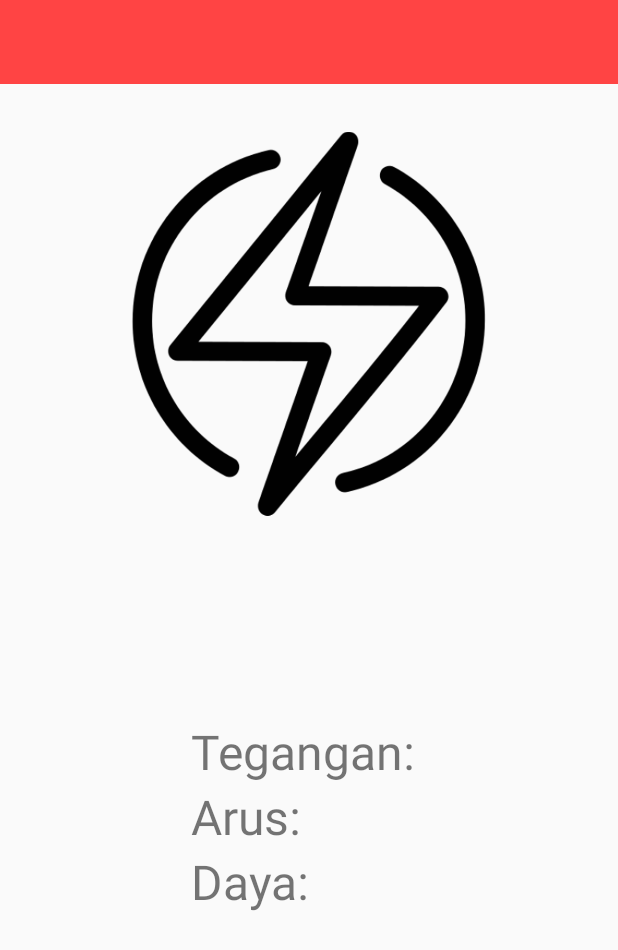
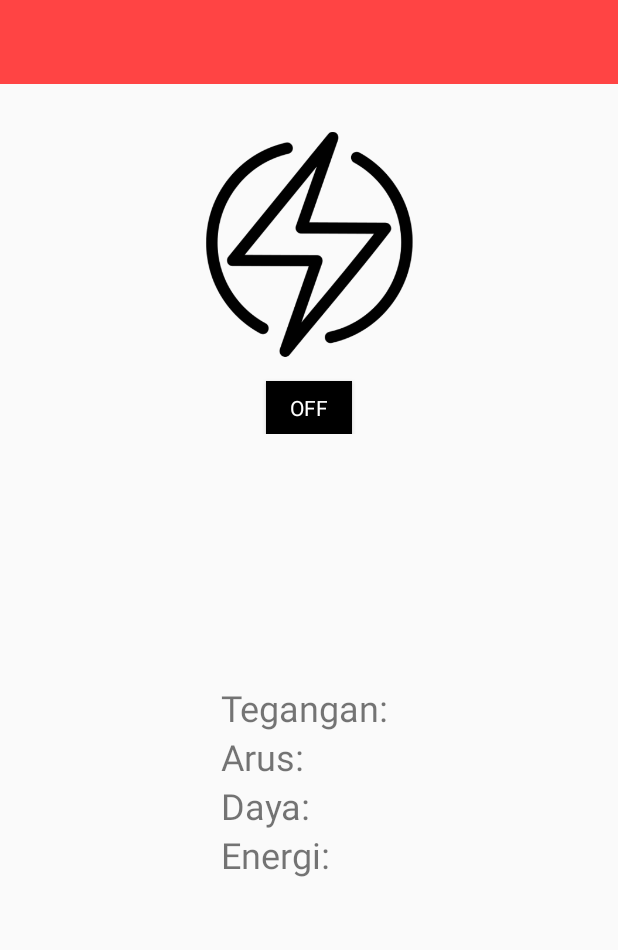
Before and after one commit to if-alan/Mqtt-Android, an Android app: the layout fragment_energy.xml on its own in the app's theme, with its tools: preview values and no code run, on a phone screen of 412 x 824 dp. Shown: the top 950 px of the screen. Run offline under Robolectric (Android 15) with nearby library versions, the phone set to English and light mode, and no system bars.

Commit message:
set on/off view on energy page | add energy data on energy page | change package name | change title every page | [bugfix] back button on report page

```diff
--- a/app/build.gradle
+++ b/app/build.gradle
@@ -3,7 +3,7 @@ apply plugin: 'com.android.application'
 android {
     compileSdkVersion 26
     defaultConfig {
-        applicationId "com.nurif.skripsi.lita"
+        applicationId "com.monitoring.kendali.listrik"
         minSdkVersion 21
         targetSdkVersion 26
         versionCode 1
--- a/app/src/main/AndroidManifest.xml
+++ b/app/src/main/AndroidManifest.xml
@@ -1,6 +1,6 @@
 <?xml version="1.0" encoding="utf-8"?>
 <manifest xmlns:android="http://schemas.android.com/apk/res/android"
-    package="com.nurif.skripsi.lita">
+    package="com.monitoring.kendali.listrik">
 
     <uses-permission android:name="android.permission.INTERNET" />
     <uses-permission android:name="android.permission.WAKE_LOCK" />
@@ -15,7 +15,7 @@
         android:supportsRtl="true"
         android:theme="@style/AppTheme">
         <activity
-            android:name=".MainActivity"
+            android:name="com.monitoring.kendali.listrik.MainActivity"
             android:screenOrientation="portrait">
             <intent-filter>
                 <action android:name="android.intent.action.MAIN" />
@@ -26,7 +26,7 @@
 
         <service android:name="org.eclipse.paho.android.service.MqttService" />
         <service
-            android:name=".mqtt.MqttMessageService"
+            android:name="com.monitoring.kendali.listrik.mqtt.MqttMessageService"
             android:enabled="true"
             android:exported="false" />
     </application>
--- a/app/src/main/java/com/nurif/skripsi/lita/MainActivity.java
+++ b/app/src/main/java/com/monitoring/kendali/listrik/MainActivity.java
@@ -1,4 +1,4 @@
-package com.nurif.skripsi.lita;
+package com.monitoring.kendali.listrik;
 
 import android.app.AlertDialog;
 import android.content.DialogInterface;
@@ -7,8 +7,8 @@ import android.support.v4.app.Fragment;
 import android.support.v4.app.FragmentTransaction;
 import android.support.v7.app.AppCompatActivity;
 
-import com.nurif.skripsi.lita.fragment.HomeFragment;
-import com.nurif.skripsi.lita.mqtt.PahoMqttClient;
+import com.monitoring.kendali.listrik.fragment.HomeFragment;
+import com.monitoring.kendali.listrik.mqtt.PahoMqttClient;
 
 import org.eclipse.paho.android.service.MqttAndroidClient;
 import org.eclipse.paho.client.mqttv3.MqttException;
--- a/app/src/main/java/com/nurif/skripsi/lita/adapter/PowerAdapter.java
+++ b/app/src/main/java/com/monitoring/kendali/listrik/adapter/PowerAdapter.java
@@ -1,4 +1,4 @@
-package com.nurif.skripsi.lita.adapter;
+package com.monitoring.kendali.listrik.adapter;
 
 import android.support.v7.widget.RecyclerView;
 import android.view.LayoutInflater;
@@ -7,7 +7,7 @@ import android.view.ViewGroup;
 import android.widget.Button;
 import android.widget.TextView;
 
-import com.nurif.skripsi.lita.R;
+import com.monitoring.kendali.listrik.R;
 
 import java.util.ArrayList;
 
--- a/app/src/main/java/com/nurif/skripsi/lita/dialog/PriceDialog.java
+++ b/app/src/main/java/com/monitoring/kendali/listrik/dialog/PriceDialog.java
@@ -1,4 +1,4 @@
-package com.nurif.skripsi.lita.dialog;
+package com.monitoring.kendali.listrik.dialog;
 
 import android.app.Dialog;
 import android.app.DialogFragment;
@@ -9,7 +9,7 @@ import android.view.Window;
 import android.widget.LinearLayout;
 import android.widget.TextView;
 
-import com.nurif.skripsi.lita.R;
+import com.monitoring.kendali.listrik.R;
 
 import java.text.DateFormat;
 import java.text.NumberFormat;
@@ -48,7 +48,7 @@ public class PriceDialog extends DialogFragment {
         Locale localeID = new Locale("in", "ID");
         NumberFormat formatRupiah = NumberFormat.getCurrencyInstance(localeID);
 
-        tvTime.setText("Waktu " + time + "\nBiaya " + formatRupiah.format(price));
+        tvTime.setText("Waktu: " + time + "\nBiaya: " + formatRupiah.format(price));
 
         Dialog builder = new Dialog(getActivity());
         builder.requestWindowFeature(Window.FEATURE_NO_TITLE);
--- a/app/src/main/java/com/nurif/skripsi/lita/mqtt/PahoMqttClient.java
+++ b/app/src/main/java/com/monitoring/kendali/listrik/mqtt/PahoMqttClient.java
@@ -1,4 +1,4 @@
-package com.nurif.skripsi.lita.mqtt;
+package com.monitoring.kendali.listrik.mqtt;
 
 import android.content.Context;
 import android.support.annotation.NonNull;
--- a/app/src/main/java/com/nurif/skripsi/lita/utils/Constants.java
+++ b/app/src/main/java/com/monitoring/kendali/listrik/utils/Constants.java
@@ -1,4 +1,4 @@
-package com.nurif.skripsi.lita.utils;
+package com.monitoring.kendali.listrik.utils;
 
 /**
  * Created by brijesh on 20/4/17.
--- a/app/src/main/res/layout/dialog_price.xml
+++ b/app/src/main/res/layout/dialog_price.xml
@@ -10,7 +10,7 @@
         android:id="@+id/tv_time"
         android:layout_width="wrap_content"
         android:layout_height="wrap_content"
-        android:gravity="center"
+        android:gravity="left"
         android:text="Waktu:\nHarga:"
         android:textColor="@android:color/black"
         android:textSize="24sp"
--- a/app/src/main/res/layout/fragment_energy.xml
+++ b/app/src/main/res/layout/fragment_energy.xml
@@ -16,46 +16,77 @@
         app:layout_constraintTop_toTopOf="parent"
         app:titleTextColor="@android:color/white" />
 
-    <ImageView
-        android:id="@+id/iv_power"
+    <LinearLayout
+        android:id="@+id/btn_power"
         android:layout_width="wrap_content"
         android:layout_height="wrap_content"
         android:layout_marginTop="32dp"
-        android:src="@drawable/ic_black_energy"
+        android:gravity="center"
+        android:orientation="vertical"
         app:layout_constraintLeft_toLeftOf="parent"
         app:layout_constraintRight_toRightOf="parent"
-        app:layout_constraintTop_toBottomOf="@id/toolbar" />
+        app:layout_constraintTop_toBottomOf="@id/toolbar">
+
+        <ImageView
+            android:id="@+id/iv_power"
+            android:layout_width="150dp"
+            android:layout_height="150dp"
+            android:src="@drawable/ic_black_energy" />
+
+        <TextView
+            android:id="@+id/tv_status"
+            android:layout_width="wrap_content"
+            android:layout_height="wrap_content"
+            android:layout_marginTop="16dp"
+            android:background="@android:color/black"
+            android:elevation="2dp"
+            android:paddingLeft="16dp"
+            android:paddingTop="8dp"
+            android:paddingRight="16dp"
+            android:paddingBottom="8dp"
+            android:text="OFF"
+            android:textColor="@android:color/white" />
+    </LinearLayout>
 
     <LinearLayout
         android:id="@+id/content"
         android:layout_width="wrap_content"
         android:layout_height="wrap_content"
+        android:layout_marginTop="8dp"
+        android:gravity="left"
         android:orientation="vertical"
         app:layout_constraintBottom_toTopOf="@+id/btn_count"
         app:layout_constraintLeft_toLeftOf="parent"
         app:layout_constraintRight_toRightOf="parent"
-        app:layout_constraintTop_toBottomOf="@id/iv_power">
+        app:layout_constraintTop_toBottomOf="@id/btn_power">
 
         <TextView
             android:id="@+id/tv_volt"
             android:layout_width="wrap_content"
             android:layout_height="wrap_content"
             android:text="Tegangan: "
-            android:textSize="32sp" />
+            android:textSize="24sp" />
 
         <TextView
             android:id="@+id/tv_current"
             android:layout_width="wrap_content"
             android:layout_height="wrap_content"
             android:text="Arus: "
-            android:textSize="32sp" />
+            android:textSize="24sp" />
 
         <TextView
             android:id="@+id/tv_power"
             android:layout_width="wrap_content"
             android:layout_height="wrap_content"
             android:text="Daya: "
-            android:textSize="32sp" />
+            android:textSize="24sp" />
+
+        <TextView
+            android:id="@+id/tv_energy"
+            android:layout_width="wrap_content"
+            android:layout_height="wrap_content"
+            android:text="Energi: "
+            android:textSize="24sp" />
     </LinearLayout>
 
     <Button
--- a/app/src/main/res/layout/fragment_list_energy.xml
+++ b/app/src/main/res/layout/fragment_list_energy.xml
@@ -9,6 +9,7 @@
     <android.support.v7.widget.Toolbar
         android:id="@+id/toolbar"
         android:layout_width="match_parent"
+        app:title="Daftar Ruangan"
         android:layout_height="?android:actionBarSize"
         android:background="@android:color/holo_red_light"
         app:layout_constraintLeft_toLeftOf="parent"
```
Also changed, not shown: app/src/main/java/com/monitoring/kendali/listrik/adapter/ReportAdapter.java (renamed from app/src/main/java/com/nurif/skripsi/lita/adapter/ReportAdapter.java, +6 -5 lines), app/src/main/java/com/monitoring/kendali/listrik/data/Report.java (added, +49 -0 lines), app/src/main/java/com/monitoring/kendali/listrik/fragment/EnergyFragment.java (renamed from app/src/main/java/com/nurif/skripsi/lita/fragment/EnergyFragment.java, +54 -13 lines), app/src/main/java/com/monitoring/kendali/listrik/fragment/HomeFragment.java (renamed from app/src/main/java/com/nurif/skripsi/lita/fragment/HomeFragment.java, +8 -5 lines), app/src/main/java/com/monitoring/kendali/listrik/fragment/ListEnergyFragment.java (renamed from app/src/main/java/com/nurif/skripsi/lita/fragment/ListEnergyFragment.java, +4 -4 lines), app/src/main/java/com/monitoring/kendali/listrik/fragment/ReportFragment.java (renamed from app/src/main/java/com/nurif/skripsi/lita/fragment/ReportFragment.java, +49 -19 lines), app/src/main/java/com/monitoring/kendali/listrik/mqtt/MqttMessageService.java (renamed from app/src/main/java/com/nurif/skripsi/lita/mqtt/MqttMessageService.java, +4 -4 lines), app/src/main/res/values/strings.xml (+5 -4 lines), 4 other files.
